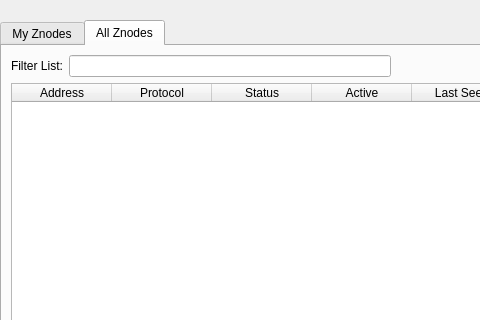
Qt form src/qt/forms/indexnodelist.ui (IndexChain/Index-DIP3-Upgrade) before a commit; both pictures show x 0 to 480 and y 0 to 320 of the 811 by 457 pixel window.
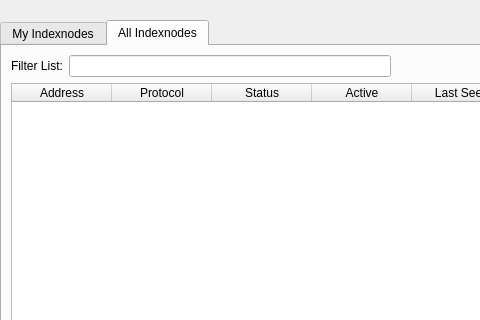
The same form after that commit.

Commit message: Final rebranding from Znodes to Indexnodes

Patch:
```diff
--- a/src/qt/forms/indexnodelist.ui
+++ b/src/qt/forms/indexnodelist.ui
@@ -51,7 +51,7 @@
        </property>
        <widget class="QWidget" name="tabMyZnodes">
         <attribute name="title">
-         <string>My Znodes</string>
+         <string>My Indexnodes</string>
         </attribute>
         <layout class="QGridLayout" name="gridLayout_2">
          <item row="0" column="0">
@@ -204,7 +204,7 @@
        </widget>
        <widget class="QWidget" name="tabAllZnodes">
         <attribute name="title">
-         <string>All Znodes</string>
+         <string>All Indexnodes</string>
         </attribute>
         <layout class="QGridLayout" name="gridLayout">
          <item row="1" column="0">
```
Left out of the diff: 8 changed lines with no effect on the pictures. The commit also changes 20 other files.
